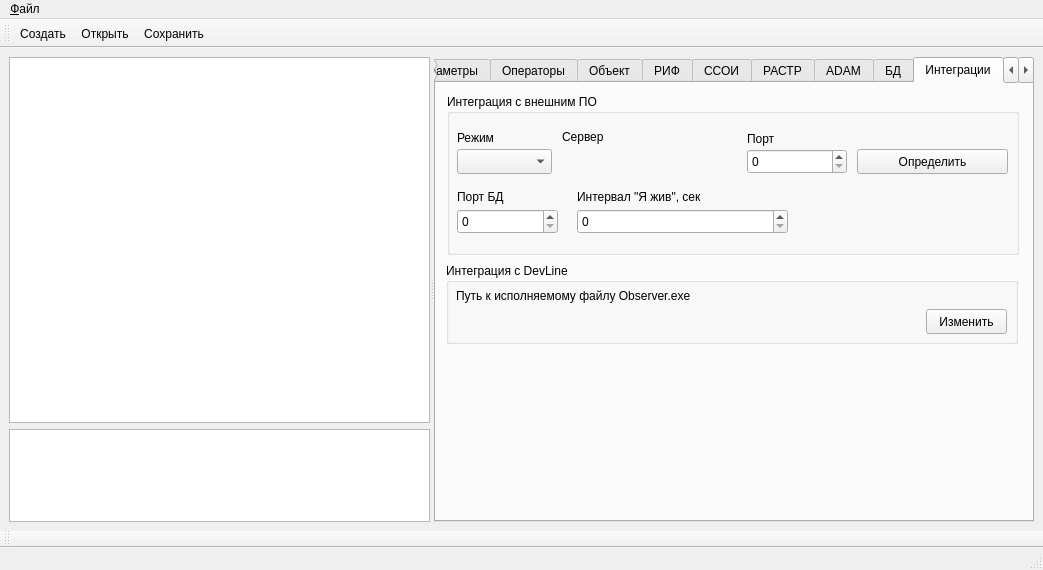
Old version of the form m_cfg/MainWindowCFG.ui in the repository xXRadioHeadXx/start7.
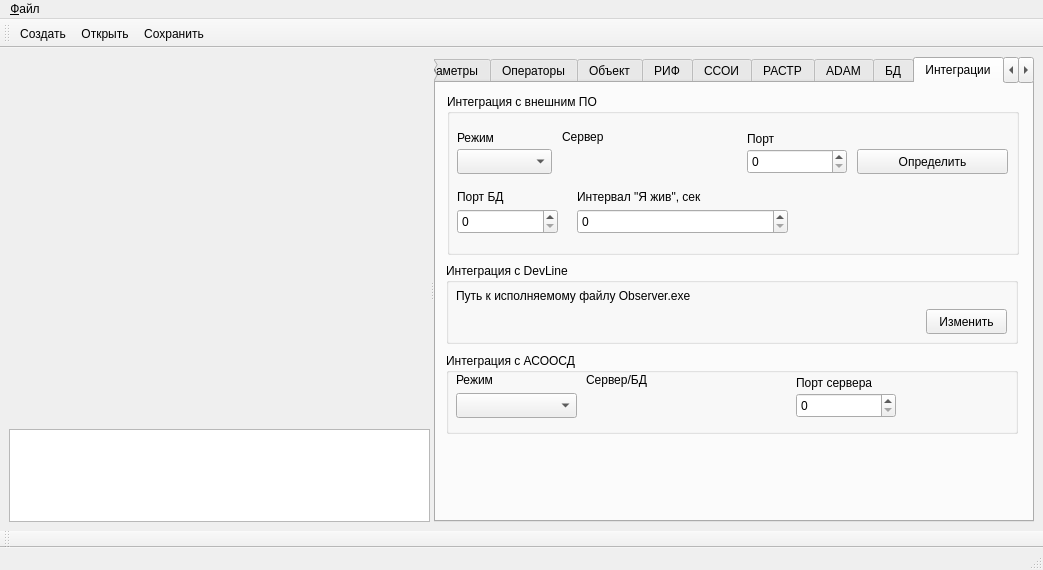
New version of the form. The open tabs and pages were chosen to show the change. Icons and pictures are not drawn. Custom widgets are drawn as their Qt base class.

```diff
--- a/m_cfg/MainWindowCFG.ui
+++ b/m_cfg/MainWindowCFG.ui
@@ -71,7 +71,7 @@
        </property>
        <layout class="QVBoxLayout" name="verticalLayout_2">
         <item>
-         <widget class="QTreeView" name="treeView">
+         <widget class="My_treeView" name="treeView" native="true">
           <property name="sizePolicy">
            <sizepolicy hsizetype="Minimum" vsizetype="Minimum">
             <horstretch>0</horstretch>
@@ -3398,6 +3398,106 @@
           </property>
          </widget>
         </widget>
+        <widget class="QGroupBox" name="groupBox_ASOOSD">
+         <property name="geometry">
+          <rect>
+           <x>10</x>
+           <y>270</y>
+           <width>572</width>
+           <height>81</height>
+          </rect>
+         </property>
+         <property name="title">
+          <string>Интеграция с АСООСД</string>
+         </property>
+         <widget class="QComboBox" name="ASOOSD_Use">
+          <property name="geometry">
+           <rect>
+            <x>10</x>
+            <y>40</y>
+            <width>121</width>
+            <height>25</height>
+           </rect>
+          </property>
+         </widget>
+         <widget class="QLabel" name="label_54">
+          <property name="geometry">
+           <rect>
+            <x>350</x>
+            <y>17</y>
+            <width>131</width>
+            <height>25</height>
+           </rect>
+          </property>
+          <property name="text">
+           <string>Порт сервера</string>
+          </property>
+         </widget>
+         <widget class="QDoubleSpinBox" name="ASOOSD_Port">
+          <property name="geometry">
+           <rect>
+            <x>350</x>
+            <y>40</y>
+            <width>100</width>
+            <height>25</height>
+           </rect>
+          </property>
+          <property name="contextMenuPolicy">
+           <enum>Qt::NoContextMenu</enum>
+          </property>
+          <property name="decimals">
+           <number>0</number>
+          </property>
+          <property name="maximum">
+           <double>9999.000000000000000</double>
+          </property>
+         </widget>
+         <widget class="QLabel" name="label_104">
+          <property name="geometry">
+           <rect>
+            <x>140</x>
+            <y>14</y>
+            <width>181</width>
+            <height>25</height>
+           </rect>
+          </property>
+          <property name="text">
+           <string>Сервер/БД</string>
+          </property>
+         </widget>
+         <widget class="My_lineEdit" name="ASOOSD_Host" native="true">
+          <property name="geometry">
+           <rect>
+            <x>140</x>
+            <y>40</y>
+            <width>201</width>
+            <height>25</height>
+           </rect>
+          </property>
+          <property name="inputMask" stdset="0">
+           <string/>
+          </property>
+          <property name="text" stdset="0">
+           <string/>
+          </property>
+          <property name="clearButtonEnabled" stdset="0">
+           <bool>true</bool>
+          </property>
+         </widget>
+         <widget class="QLabel" name="label_105">
+          <property name="geometry">
+           <rect>
+            <x>10</x>
+            <y>14</y>
+            <width>101</width>
+            <height>25</height>
+           </rect>
+          </property>
+          <property name="text">
+           <string>Режим</string>
+          </property>
+         </widget>
+        </widget>
        </widget>
        <widget class="QWidget" name="AdminKey">
         <attribute name="title">
@@ -3526,6 +3626,12 @@
    <extends>QWidget</extends>
    <header>my_lineedit.h</header>
   </customwidget>
+  <customwidget>
+   <class>My_treeView</class>
+   <extends>QWidget</extends>
+   <header location="global">my_treeview.h</header>
+   <container>1</container>
+  </customwidget>
  </customwidgets>
  <resources>
   <include location="my_cfg_resources.qrc"/>
```
Left out of the diff: 66 changed lines with no effect on the pictures.
